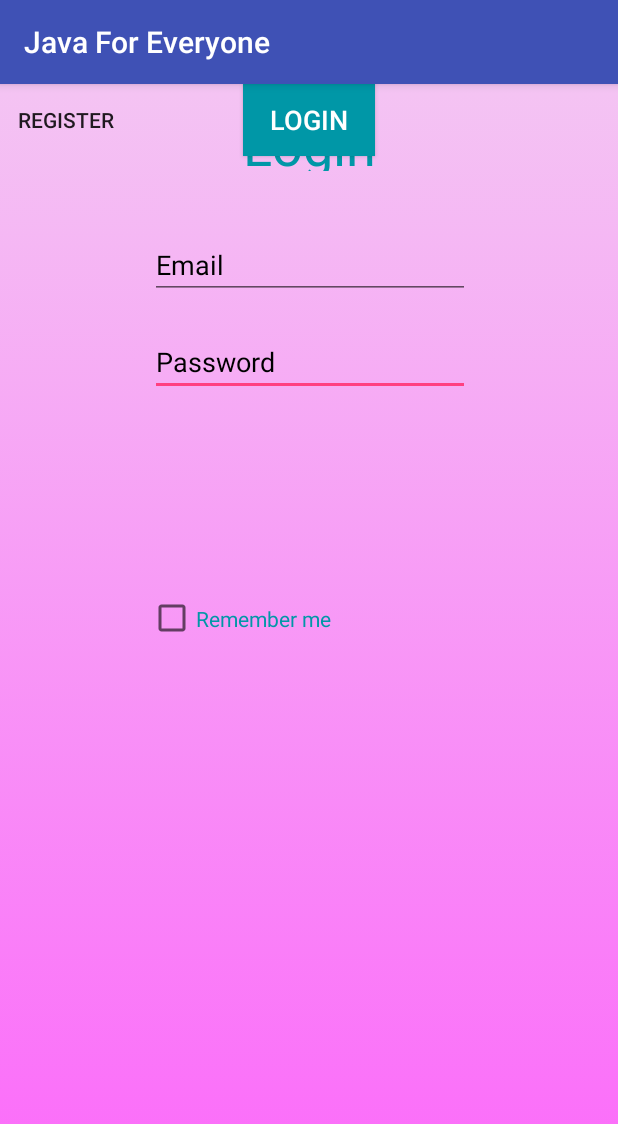
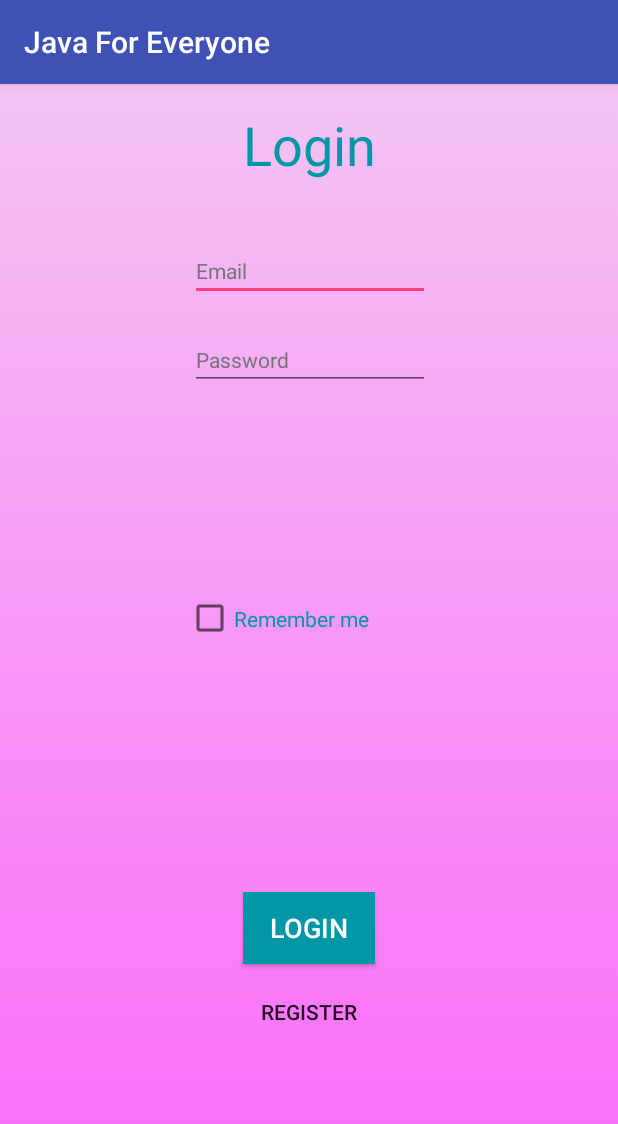
Before and after one commit to ZanderKirilov/Java-For-Everyone, an Android app: the Login screen opened directly, with no data from a screen before it, on a phone screen of 412 x 824 dp. Shown: the top 1124 px of the screen. Run offline under Robolectric (Android 15) with nearby library versions, the phone set to English and light mode, and no system bars.

Commit message:
Commit redesign of the app

```diff
--- a/JavaForEveryone3/app/src/main/res/layout/activity_login.xml
+++ b/JavaForEveryone3/app/src/main/res/layout/activity_login.xml
@@ -8,25 +8,7 @@
     tools:context="com.example.sethcohen.javaforeveryone3.Login">
 
     <EditText
-        android:id="@+id/editTextPassword"
-        android:layout_width="wrap_content"
-        android:layout_height="wrap_content"
-        android:layout_marginTop="19dp"
-        android:ems="10"
-        android:hint="@string/password"
-        android:inputType="textEmailAddress"
-        android:textColor="@android:color/background_dark"
-        android:textColorHint="@android:color/background_dark"
-        android:textColorLink="#0097A7"
-        app:layout_constraintHorizontal_bias="0.502"
-        app:layout_constraintLeft_toLeftOf="parent"
-        app:layout_constraintRight_toRightOf="parent"
-        app:layout_constraintTop_toBottomOf="@+id/editTextEmail"
-        tools:layout_constraintLeft_creator="1"
-        tools:layout_constraintRight_creator="1"
-        tools:layout_constraintTop_creator="1" />
 
-    <EditText
         android:id="@+id/editTextEmail"
         android:layout_width="wrap_content"
         android:layout_height="wrap_content"
@@ -35,8 +17,9 @@
         android:hint="@string/email"
         android:inputType="textEmailAddress"
         android:textColor="@android:color/background_dark"
-        android:textColorHint="@android:color/background_dark"
+        android:textColorHint="@color/colorPrimaryDark"
         android:textColorLink="#0097A7"
+        android:textSize="14sp"
         app:layout_constraintHorizontal_bias="0.502"
         app:layout_constraintLeft_toLeftOf="parent"
         app:layout_constraintRight_toRightOf="parent"
@@ -45,10 +28,31 @@
         tools:layout_constraintRight_creator="1"
         tools:layout_constraintTop_creator="1" />
 
+    <EditText
+        android:id="@+id/editTextPassword"
+        android:layout_width="wrap_content"
+        android:layout_height="wrap_content"
+        android:layout_marginTop="19dp"
+        android:ems="10"
+        android:hint="@string/password"
+        android:inputType="textPassword"
+        android:textColor="@android:color/background_dark"
+        android:textColorHint="@color/colorPrimaryDark"
+        android:textColorLink="#0097A7"
+        android:textSize="14sp"
+        app:layout_constraintHorizontal_bias="0.502"
+        app:layout_constraintLeft_toLeftOf="parent"
+        app:layout_constraintRight_toRightOf="parent"
+        app:layout_constraintTop_toBottomOf="@+id/editTextEmail"
+        tools:layout_constraintLeft_creator="1"
+        tools:layout_constraintRight_creator="1"
+        tools:layout_constraintTop_creator="1"
+        />
+
     <TextView
         android:id="@+id/textViewLogin"
-        android:layout_width="215dp"
-        android:layout_height="42dp"
+        android:layout_width="wrap_content"
+        android:layout_height="wrap_content"
         android:layout_marginTop="16dp"
 
         android:fontFamily="sans-serif"
@@ -66,18 +70,20 @@
     <CheckBox
         android:id="@+id/checkBoxRememer"
         style="@android:style/Widget.CompoundButton.CheckBox"
-        android:layout_width="215dp"
-        android:layout_height="42dp"
+        android:layout_width="165dp"
+        android:layout_height="38dp"
         android:text="Remember me"
         android:textAppearance="@style/TextAppearance.AppCompat.Caption"
         android:textColor="#0097A7"
         android:textSize="14sp"
+        app:layout_constraintBottom_toBottomOf="parent"
+        app:layout_constraintHorizontal_bias="0.502"
         app:layout_constraintLeft_toLeftOf="parent"
         app:layout_constraintRight_toRightOf="parent"
         app:layout_constraintTop_toTopOf="parent"
-        app:layout_constraintBottom_toBottomOf="parent"
-        app:layout_constraintHorizontal_bias="0.502"
-        app:layout_constraintVertical_bias="0.462" />
+        app:layout_constraintVertical_bias="0.462"
+        tools:layout_constraintLeft_creator="1"
+        tools:layout_constraintRight_creator="1" />
 
     <Button
         android:id="@+id/btn_Login"
@@ -90,7 +96,11 @@
         android:textSize="18sp"
         app:layout_constraintLeft_toLeftOf="parent"
         app:layout_constraintRight_toRightOf="parent"
-        tools:layout_editor_absoluteY="310dp" />
+        tools:layout_constraintRight_creator="1"
+        tools:layout_constraintBottom_creator="1"
+        app:layout_constraintBottom_toTopOf="@+id/btn_RegisterHome"
+        tools:layout_constraintLeft_creator="1"
+        android:layout_marginBottom="8dp" />
 
     <Button
         android:id="@+id/btn_RegisterHome"
@@ -98,6 +108,11 @@
         android:layout_width="wrap_content"
         android:layout_height="wrap_content"
         android:text="Register"
-        tools:layout_editor_absoluteY="382dp"
-        tools:layout_editor_absoluteX="148dp" />
+        tools:layout_constraintRight_creator="1"
+        tools:layout_constraintBottom_creator="1"
+        app:layout_constraintBottom_toBottomOf="parent"
+        app:layout_constraintRight_toRightOf="parent"
+        tools:layout_constraintLeft_creator="1"
+        android:layout_marginBottom="125dp"
+        app:layout_constraintLeft_toLeftOf="parent" />
 </android.support.constraint.ConstraintLayout>
--- a/JavaForEveryone3/app/src/main/res/values/colors.xml
+++ b/JavaForEveryone3/app/src/main/res/values/colors.xml
@@ -1,6 +1,6 @@
 <?xml version="1.0" encoding="utf-8"?>
 <resources>
     <color name="colorPrimary">#3F51B5</color>
-    <color name="colorPrimaryDark">#303F9F</color>
+    <color name="colorPrimaryDark">#737477</color>
     <color name="colorAccent">#FF4081</color>
 </resources>
```
Also changed, not shown: JavaForEveryone3/app/src/main/res/layout/activity_register.xml (+11 -14 lines).
